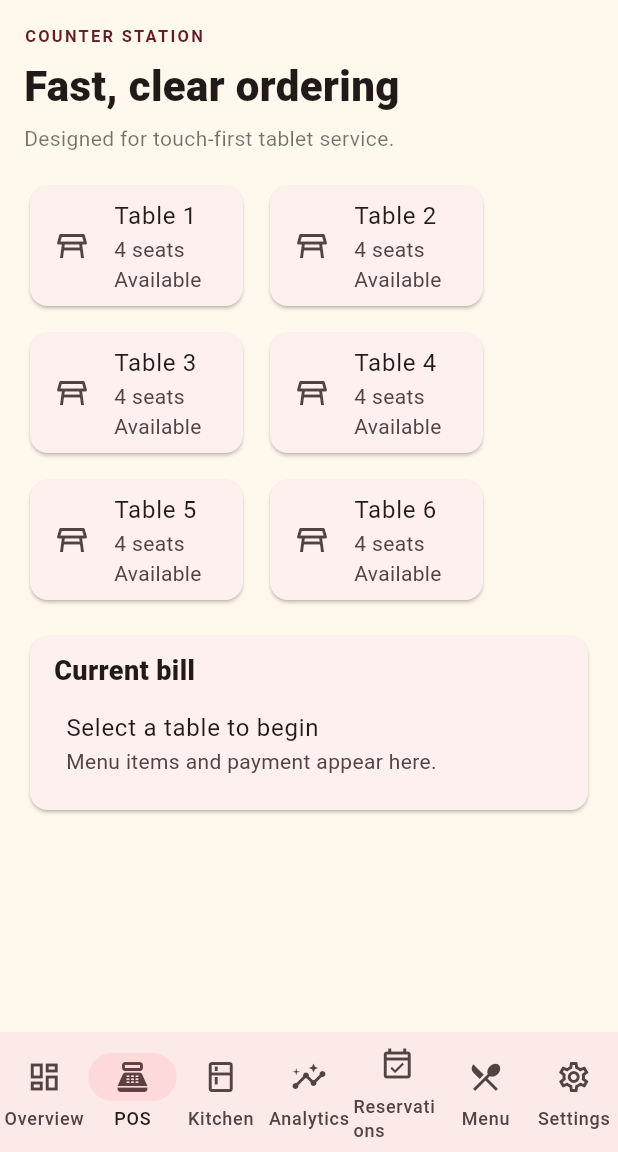
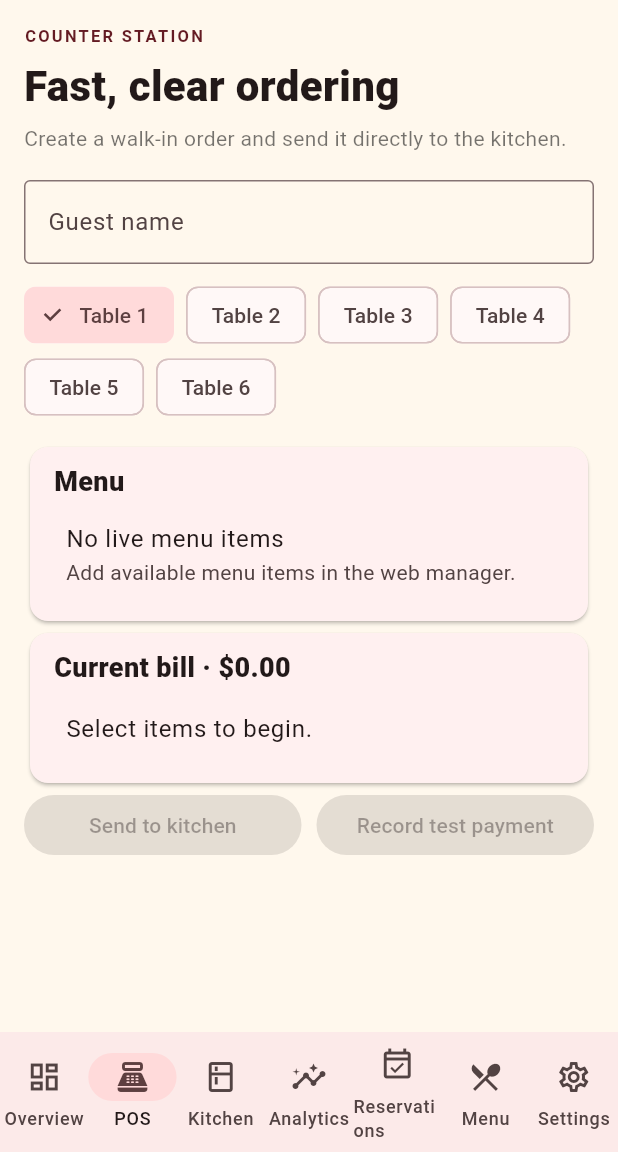
Before and after one commit to Manoore/AmbarIndia, a Flutter app: the ManagerShell screen opened directly, item 2 of the bottom bar chosen, on a phone screen of 412 x 824 dp, the part 84-1236 px from its top. Run offline on Flutter 3.47's test engine with Material 3 defaults, Android fonts, the phone set to English and light mode, and no system bars; our stand-ins replace supabase_flutter; accounts and stored records are empty.

Commit message:
Connect Flutter POS to live menu and orders

```diff
--- a/lib/main.dart
+++ b/lib/main.dart
@@ -278,7 +278,7 @@ class _ManagerShellState extends State<ManagerShell> {
   Widget _page() {
     switch (section) {
       case 1:
-        return const PosPreview();
+        return LivePosPreview(locationId: _selectedLocationId);
       case 2:
         return LiveKitchenPreview(locationId: _selectedLocationId);
       case 3:
@@ -347,6 +347,152 @@ class OverviewPreview extends StatelessWidget {
           ),
         ],
       );
+}
+
+class LivePosPreview extends StatefulWidget {
+  const LivePosPreview({super.key, this.locationId});
+  final String? locationId;
+  @override
+  State<LivePosPreview> createState() => _LivePosPreviewState();
+}
+
+class _LivePosPreviewState extends State<LivePosPreview> {
+  List<MenuItemRecord> menu = const [];
+  List<MenuItemRecord> cart = const [];
+  OrderRecord? openOrder;
+  bool loading = false;
+  String message = '';
+  String guest = '';
+  String table = '1';
+
+  @override
+  void initState() {
+    super.initState();
+    _load();
+  }
+
+  @override
+  void didUpdateWidget(covariant LivePosPreview oldWidget) {
+    super.didUpdateWidget(oldWidget);
+    if (oldWidget.locationId != widget.locationId) _load();
+  }
+
+  Future<void> _load() async {
+    if (!AppBackend.instance.configured || widget.locationId == null) return;
+    final client = AppBackend.instance.client;
+    if (client == null) return;
+    setState(() => loading = true);
+    try {
+      final next = await loadMenuItems(client, widget.locationId!);
+      if (mounted)
+        setState(() => menu = next.where((item) => item.available).toList());
+    } catch (_) {
+      if (mounted) setState(() => message = 'Menu is unavailable.');
+    } finally {
+      if (mounted) setState(() => loading = false);
+    }
+  }
+
+  void _add(MenuItemRecord item) => setState(() => cart = [...cart, item]);
+  Future<void> _sendOrder() async {
+    final client = AppBackend.instance.client;
+    if (client == null || widget.locationId == null || cart.isEmpty) return;
+    setState(() => message = 'Sending order to the kitchen…');
+    try {
+      final order = await createWalkInOrder(
+          client: client,
+          locationId: widget.locationId!,
+          orderType: 'dine-in',
+          items: cart,
+          guestName: guest.isEmpty ? null : guest,
+          tableNumber: table);
+      if (mounted)
+        setState(() {
+          openOrder = order;
+          message = order == null
+              ? 'Could not create the order.'
+              : '${order.reference} sent to the kitchen.';
+        });
+    } catch (_) {
+      if (mounted) setState(() => message = 'Could not create the order.');
+    }
+  }
+
+  Future<void> _pay() async {
+    final client = AppBackend.instance.client;
+    if (client == null || openOrder == null) return;
+    await recordOrderPayment(client, openOrder!.id,
+        method: 'cash', amount: openOrder!.total);
+    if (mounted) setState(() => message = 'Test payment recorded.');
+  }
+
+  @override
+  Widget build(BuildContext context) {
+    final total = cart.fold<double>(0, (sum, item) => sum + item.price);
+    return ListView(children: [
+      const _SectionIntro(
+          eyebrow: 'Counter station',
+          title: 'Fast, clear ordering',
+          detail:
+              'Create a walk-in order and send it directly to the kitchen.'),
+      if (loading) const LinearProgressIndicator(),
+      TextField(
+          decoration: const InputDecoration(
+              labelText: 'Guest name', border: OutlineInputBorder()),
+          onChanged: (value) => guest = value),
+      const SizedBox(height: 10),
+      Wrap(spacing: 8, children: [
+        for (final item in ['1', '2', '3', '4', '5', '6'])
+          ChoiceChip(
+              label: Text('Table $item'),
+              selected: table == item,
+              onSelected: (_) => setState(() => table = item))
+      ]),
+      const SizedBox(height: 12),
+      _Panel(
+          title: 'Menu',
+          children: menu.isEmpty
+              ? const [
+                  ListTile(
+                      title: Text('No live menu items'),
+                      subtitle:
+                          Text('Add available menu items in the web manager.'))
+                ]
+              : [
+                  for (final item in menu.take(30))
+                    ListTile(
+                        title: Text(item.name),
+                        subtitle: Text('\$${item.price.toStringAsFixed(2)}'),
+                        trailing: FilledButton(
+                            onPressed: () => _add(item),
+                            child: const Text('Add')))
+                ]),
+      _Panel(
+          title: 'Current bill · \$${total.toStringAsFixed(2)}',
+          children: cart.isEmpty
+              ? const [ListTile(title: Text('Select items to begin.'))]
+              : [
+                  for (final item in cart)
+                    ListTile(
+                        title: Text(item.name),
+                        trailing: Text('\$${item.price.toStringAsFixed(2)}'))
+                ]),
+      Row(children: [
+        Expanded(
+            child: FilledButton(
+                onPressed:
+                    cart.isEmpty || openOrder != null ? null : _sendOrder,
+                child: const Text('Send to kitchen'))),
+        const SizedBox(width: 10),
+        Expanded(
+            child: FilledButton(
+                onPressed: openOrder == null ? null : _pay,
+                child: const Text('Record test payment')))
+      ]),
+      if (message.isNotEmpty)
+        Padding(padding: const EdgeInsets.only(top: 12), child: Text(message)),
+    ]);
+  }
 }
 
 class PosPreview extends StatelessWidget {
```
Also changed, not shown: lib/backend/app_backend.dart (+9 -0 lines).
